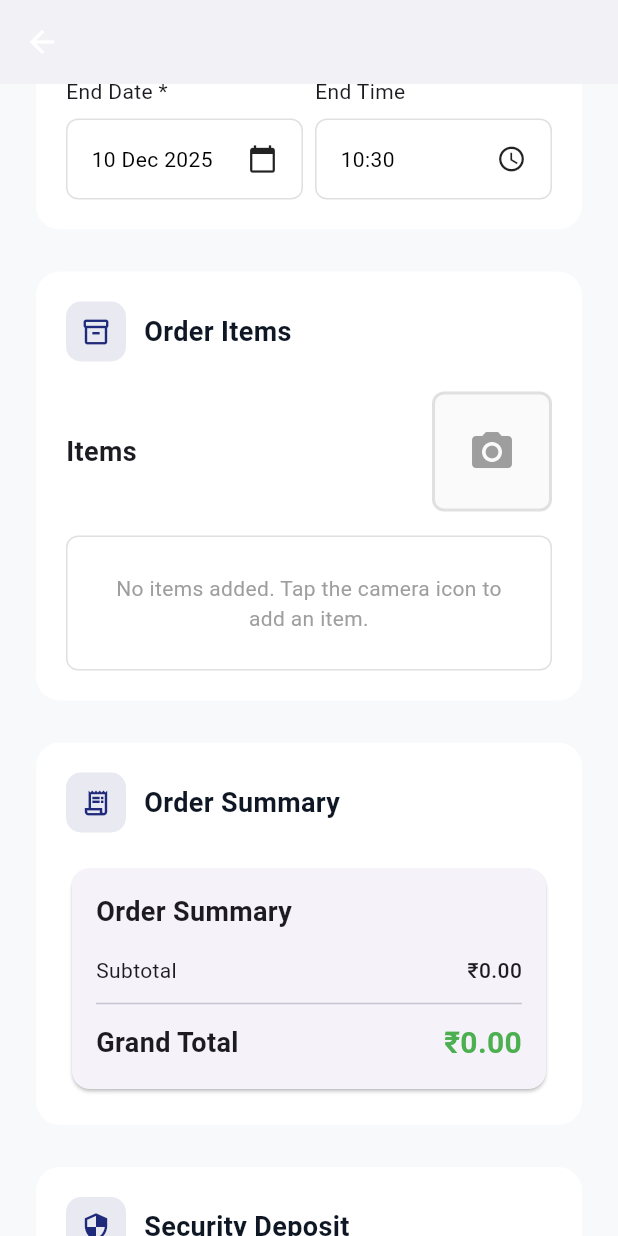
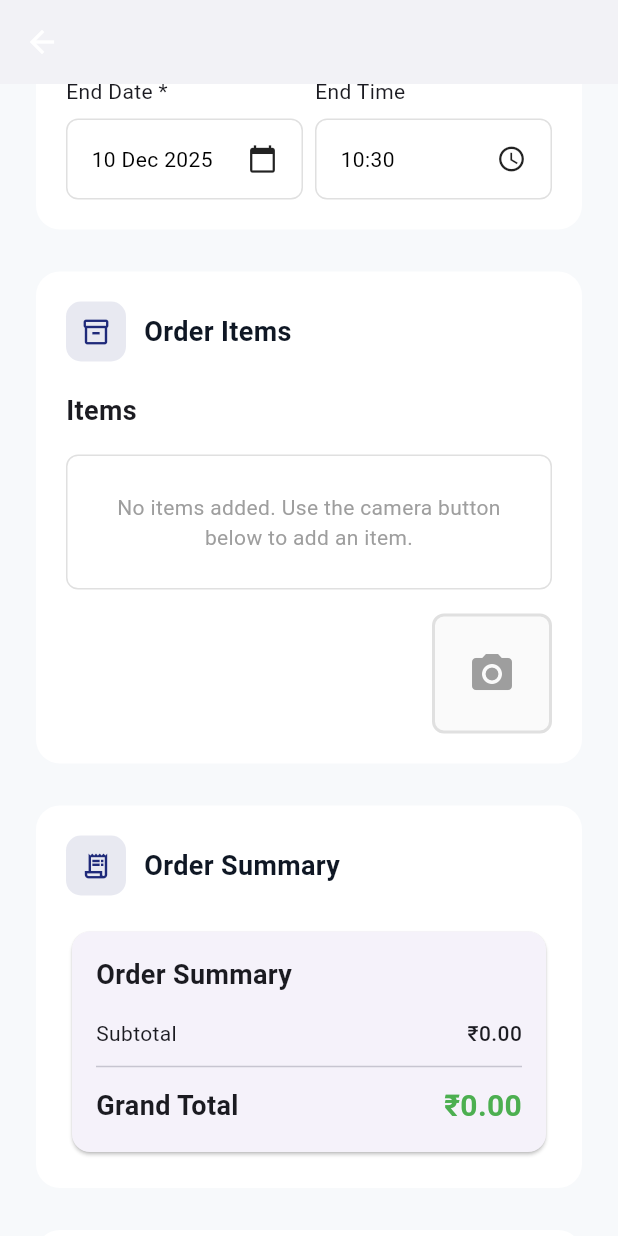
Before and after one commit to cbabi2023/glanz_rental_app, a Flutter app: the CreateOrderScreen screen opened by its route, scrolled down 576 dp, on a phone screen of 412 x 824 dp. Run offline on Flutter 3.47's test engine with Material 3 defaults, Android fonts, the phone set to English and light mode, and no system bars; our stand-ins replace cached_network_image, flutter_riverpod, font_awesome_flutter, go_router, image_picker, pdf and 4 more; missing offline and left inert: postgrest; accounts and stored records are empty.

Commit message:
Refactor invoice generation logic in InvoiceService for improved clarity and consistency. Streamlined error handling for company details retrieval and adjusted layout formatting in the PDF output. Additionally, update OrderItemsWidget to enhance item display order and improve user guidance for adding items.

```diff
--- a/lib/widgets/orders/order_items_widget.dart
+++ b/lib/widgets/orders/order_items_widget.dart
@@ -46,20 +46,12 @@ class OrderItemsWidget extends StatelessWidget {
     return Column(
       crossAxisAlignment: CrossAxisAlignment.start,
       children: [
-        Row(
-          mainAxisAlignment: MainAxisAlignment.spaceBetween,
-          children: [
         const Text(
           'Items',
           style: TextStyle(
             fontSize: 18,
             fontWeight: FontWeight.bold,
           ),
-            ),
-            CameraUploadWidget(
-              onUploadComplete: _handleAddItem,
-            ),
-          ],
         ),
         const SizedBox(height: 16),
 
@@ -73,14 +65,15 @@ class OrderItemsWidget extends StatelessWidget {
             ),
             child: const Center(
               child: Text(
-                'No items added. Tap the camera icon to add an item.',
+                'No items added. Use the camera button below to add an item.',
                 style: TextStyle(color: Colors.grey),
                 textAlign: TextAlign.center,
               ),
             ),
           )
         else
-          ...items.asMap().entries.map((entry) {
+          // Reverse display order so newly added items stay below the previous ones
+          ...items.asMap().entries.toList().reversed.map((entry) {
             final index = entry.key;
             final item = entry.value;
             return _OrderItemCard(
@@ -93,6 +86,13 @@ class OrderItemsWidget extends StatelessWidget {
               onImageClick: onImageClick,
             );
           }),
+        const SizedBox(height: 16),
+        Align(
+          alignment: Alignment.centerRight,
+          child: CameraUploadWidget(
+            onUploadComplete: _handleAddItem,
+          ),
+        ),
       ],
     );
   }
```
Also changed, not shown: lib/services/invoice_service.dart (indentation only). Lines whose indentation alone changed are shown as unchanged.
